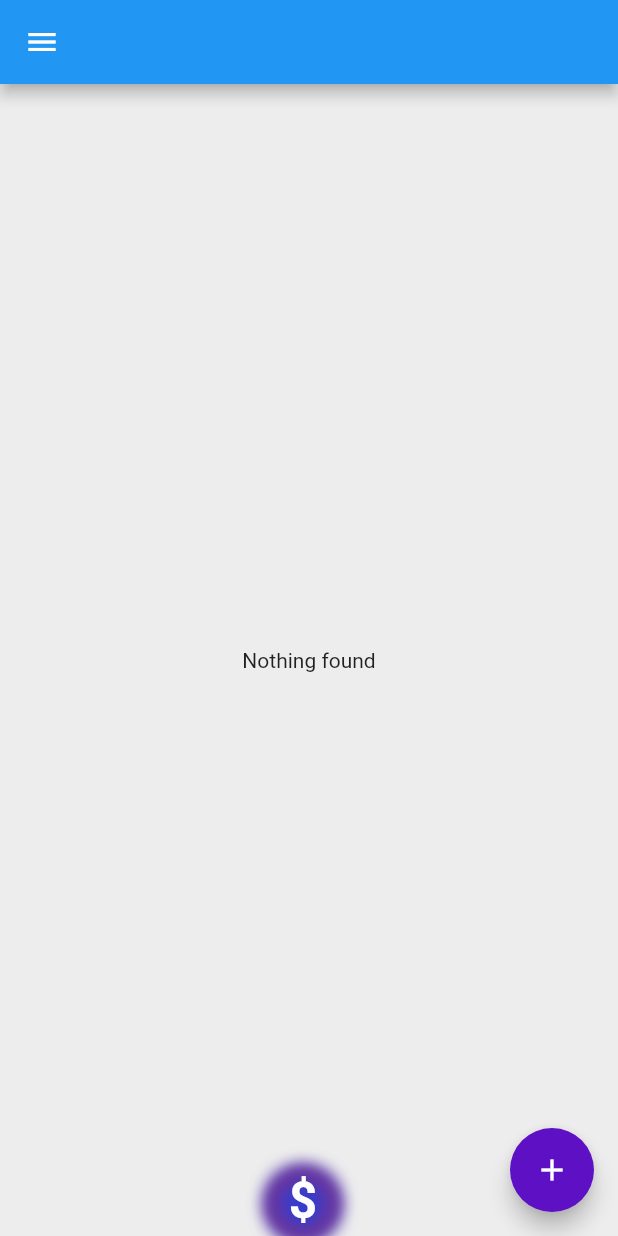
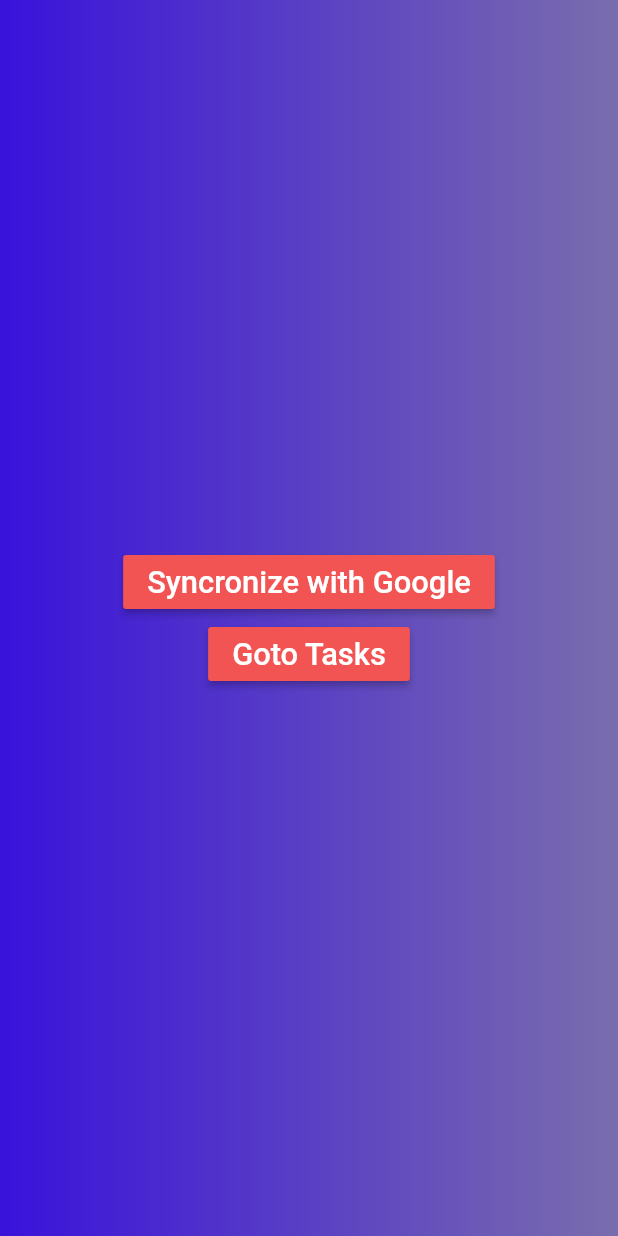
Before and after one commit to hammad143/money_manage, a Flutter app: the screen it shows after launch, on a phone screen of 412 x 824 dp. Run offline on Flutter 3.47's test engine with Material 2 defaults, Android fonts, the phone set to English and light mode, and no system bars; our stand-ins replace bloc, equatable, flutter_bloc, google_sign_in, hive, hive_flutter; accounts and stored records are empty; generated files the repository leaves out were written again.

Commit message:
g commit

```diff
--- a/lib/main.dart
+++ b/lib/main.dart
@@ -1,25 +1,29 @@
-import 'package:flutter/foundation.dart';
 import 'package:flutter/material.dart';
 import 'package:flutter_bloc/flutter_bloc.dart';
 import 'package:hive/hive.dart';
 import 'package:hive_flutter/hive_flutter.dart';
 import 'package:money_management/model/list_of_tiles_model/list_of_tiles_model.dart';
 import 'package:money_management/util/constants/constants.dart';
-import 'package:money_management/view/tasks_view/tasks.dart';
+import 'package:money_management/util/unique_key.dart';
+import 'package:money_management/view/responsive_setup_view.dart';
+import 'package:money_management/view/sync_view.dart';
 import 'package:money_management/viewmodel/bloc/add_amount_info_bloc/add_amount_info_bloc.dart';
 import 'package:money_management/viewmodel/bloc/datetime_pick_bloc/datetime_pick_bloc.dart';
 import 'package:money_management/viewmodel/bloc/form_submitted_bloc/form_submitted_bloc.dart';
 import 'package:money_management/viewmodel/bloc/on_dropdown_change_bloc/dropdown_select_change_bloc.dart';
+import 'package:uuid/uuid.dart';
 
 void main() async {
   await Hive.initFlutter();
- Hive.registerAdapter(ListTilesModelNewAdapter());
+  Hive.registerAdapter(ListTilesModelNewAdapter());
+
   await Hive.openBox(kHiveBoxOnBoard);
   await Hive.openBox(kHiveDataName);
-  //await Hive.openBox(kListIndex);
-  //await Hive.openBox<List>(kHiveStorage)
+  await Hive.openBox(kgenerateKey);
   await Hive.openBox<ListOfTilesModel>(storageKey);
   await Hive.openBox<int>(counterKey);
+  final String id = Uuid().v1();
+  StoreUniqueKey.set(id);
   runApp(MyApp());
 }
 
@@ -32,7 +36,6 @@ class _MyAppState extends State<MyApp> {
   @override
   void initState() {
     super.initState();
-
   }
 
   @override
@@ -44,18 +47,10 @@ class _MyAppState extends State<MyApp> {
   Widget build(BuildContext context) {
     return MultiBlocProvider(
       providers: [
-        BlocProvider(
-          create: (_) => DateTimePickBloc()
-        ),
-        BlocProvider(
-          create: (_) => DropDownSelectChangeBloc()
-        ),
-        BlocProvider(
-          create: (_) => AddAmountInfoBloc()
-        ),
-        BlocProvider(
-            create: (_) => CheckFormSubmitBloc()
-        ),
+        BlocProvider(create: (_) => DateTimePickBloc()),
+        BlocProvider(create: (_) => DropDownSelectChangeBloc()),
+        BlocProvider(create: (_) => AddAmountInfoBloc()),
+        BlocProvider(create: (_) => CheckFormSubmitBloc()),
       ],
       child: MaterialApp(
         theme: ThemeData(
@@ -78,23 +73,11 @@ class _MyAppState extends State<MyApp> {
 
 //Mason is one of the great man
 class MainScreen extends StatelessWidget {
-
   @override
   Widget build(BuildContext context) {
-    /*return Scaffold(
-      body: Center(
-        child:
-        RaisedButton(
-            onPressed: () {
+    Responsive.init(context);
 
-
-            },
-            child: Text("Hello World"),
-          ),
-
-      ),
-    );*/
-    //return Container();
-    return TaskView();
+    return SyncView();
+    //return TaskView();
   }
 }
--- a/lib/util/constants/constants.dart
+++ b/lib/util/constants/constants.dart
@@ -5,6 +5,7 @@ const String kHiveDataName = "user data";
 const String kHiveStorage = "storage of tiles";
 const String kListIndex = "list item index";
 const String storageKey = "myTilesBox";
+const String kgenerateKey = "generate key";
 const String counterKey = "counter box";
 const kPureWhite = Colors.white;
 const double kDefaultPadding = 20;
--- a/lib/util/constants/style.dart
+++ b/lib/util/constants/style.dart
@@ -8,13 +8,22 @@ class Style {
     fontSize: Responsive.textScaleFactor * 5,
     fontWeight: FontWeight.w500,
   );
+
+  static final textStyle2 = TextStyle(
+    color: Colors.white,
+    fontSize: Responsive.textScaleFactor * 3,
+  );
   static final textStyle3 = TextStyle(
     color: Colors.black87,
     fontSize: Responsive.textScaleFactor * 5,
     fontWeight: FontWeight.w500,
   );
-  static final textStyle2 = TextStyle(
-    color: Colors.white,
+  static final textStyle4 = TextStyle(
+    color: Colors.black87,
+    fontSize: Responsive.textScaleFactor * 2.5,
+  );
+  static final textStyle5 = TextStyle(
+    color: Colors.black87,
     fontSize: Responsive.textScaleFactor * 3,
   );
   static const linearGradient = LinearGradient(colors: [
--- /dev/null
+++ b/lib/view/sync_view.dart
@@ -0,0 +1,56 @@
+import 'package:flutter/material.dart';
+import 'package:google_sign_in/google_sign_in.dart' as google;
+import 'package:money_management/util/constants/style.dart';
+import 'package:money_management/view/tasks_view/tasks.dart';
+
+class SyncView extends StatefulWidget {
+  @override
+  _SyncViewState createState() => _SyncViewState();
+}
+
+class _SyncViewState extends State<SyncView> {
+  google.GoogleSignIn googleSignIn;
+  final String clientID =
+      "7425334217-eckkm2ram44cjnokt0hd7n1tv2e63msc.apps.googleusercontent.com";
+  @override
+  void initState() {
+    super.initState();
+    googleSignIn = google.GoogleSignIn(clientId: clientID, scopes: []);
+  }
+
+  @override
+  Widget build(BuildContext context) {
+    return Scaffold(
+      body: Container(
+        decoration: BoxDecoration(
+          gradient: Style.linearGradient,
+        ),
+        child: Center(
+          child: Column(
+            mainAxisAlignment: MainAxisAlignment.center,
+            children: [
+              RaisedButton(
+                color: const Color(0xfff25454),
+                onPressed: () async {
+                  final signedIn = await googleSignIn.signIn();
+                  print(signedIn);
+                  //final auth = await signedIn.authentication;
+                  //print(auth.idToken);
+                },
+                child: Text("Syncronize with Google", style: Style.textStyle1),
+              ),
+              RaisedButton(
+                color: const Color(0xfff25454),
+                onPressed: () async {
+                  Navigator.push(
+                      context, MaterialPageRoute(builder: (ctx) => TaskView()));
+                },
+                child: Text("Goto Tasks", style: Style.textStyle1),
+              ),
+            ],
+          ),
+        ),
+      ),
+    );
+  }
+}
```
Also changed, not shown: lib/model/google_user_model/google_user_model.dart (added, +22 -0 lines), lib/util/unique_key.dart (added, +11 -0 lines), lib/view/tasks_view/tasks.dart (+195 -91 lines), pubspec.yaml (+10 -0 lines), lib/model/google_user_model/google_user_model.g.dart (added), pubspec.lock, 3 other files.
